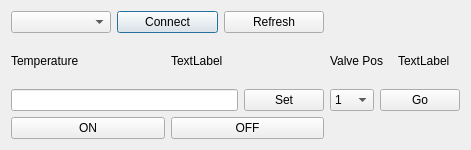
This is gene-seq-control/gui/flowcell_view.ui in cyanial/gene-seq-platform-control as Qt 5 draws it before an edit. The edited form follows.
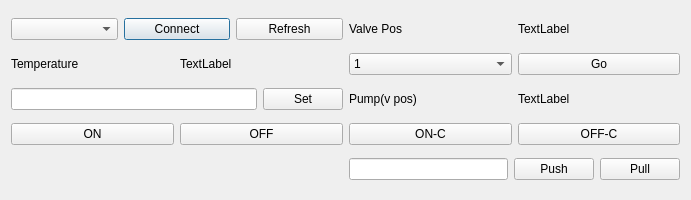
This is the edited form.

The edit to the form file:
```diff
--- a/gene-seq-control/gui/flowcell_view.ui
+++ b/gene-seq-control/gui/flowcell_view.ui
@@ -6,8 +6,8 @@
    <rect>
     <x>0</x>
     <y>0</y>
-    <width>471</width>
-    <height>150</height>
+    <width>691</width>
+    <height>200</height>
    </rect>
   </property>
   <property name="windowTitle">
@@ -35,6 +35,24 @@
      </item>
     </layout>
    </item>
+   <item row="0" column="1">
+    <layout class="QHBoxLayout" name="horizontalLayout_5">
+     <item>
+      <widget class="QLabel" name="valvePosTextLabel">
+       <property name="text">
+        <string>Valve Pos</string>
+       </property>
+      </widget>
+     </item>
+     <item>
+      <widget class="QLabel" name="valvePosLabel">
+       <property name="text">
+        <string>TextLabel</string>
+       </property>
+      </widget>
+     </item>
+    </layout>
+   </item>
    <item row="1" column="0">
     <layout class="QHBoxLayout" name="horizontalLayout_2">
      <item>
@@ -54,38 +72,6 @@
     </layout>
    </item>
    <item row="1" column="1">
-    <layout class="QHBoxLayout" name="horizontalLayout_5">
-     <item>
-      <widget class="QLabel" name="valvePosTextLabel">
-       <property name="text">
-        <string>Valve Pos</string>
-       </property>
-      </widget>
-     </item>
-     <item>
-      <widget class="QLabel" name="valvePosLabel">
-       <property name="text">
-        <string>TextLabel</string>
-       </property>
-      </widget>
-     </item>
-    </layout>
-   </item>
-   <item row="2" column="0">
-    <layout class="QHBoxLayout" name="horizontalLayout_3">
-     <item>
-      <widget class="QLineEdit" name="setupTemperature"/>
-     </item>
-     <item>
-      <widget class="QPushButton" name="setTemperatureButton">
-       <property name="text">
-        <string>Set</string>
-       </property>
-      </widget>
-     </item>
-    </layout>
-   </item>
-   <item row="2" column="1">
     <layout class="QHBoxLayout" name="horizontalLayout_6">
      <item>
       <widget class="QComboBox" name="valvePosChoose">
@@ -150,6 +136,38 @@
      </item>
     </layout>
    </item>
+   <item row="2" column="0">
+    <layout class="QHBoxLayout" name="horizontalLayout_3">
+     <item>
+      <widget class="QLineEdit" name="setupTemperature"/>
+     </item>
+     <item>
+      <widget class="QPushButton" name="setTemperatureButton">
+       <property name="text">
+        <string>Set</string>
+       </property>
+      </widget>
+     </item>
+    </layout>
+   </item>
+   <item row="2" column="1">
+    <layout class="QHBoxLayout" name="horizontalLayout_7">
+     <item>
+      <widget class="QLabel" name="pumpValvePosTextLabel">
+       <property name="text">
+        <string>Pump(v pos)</string>
+       </property>
+      </widget>
+     </item>
+     <item>
+      <widget class="QLabel" name="pumpValvePosLabel">
+       <property name="text">
+        <string>TextLabel</string>
+       </property>
+      </widget>
+     </item>
+    </layout>
+   </item>
    <item row="3" column="0">
     <layout class="QHBoxLayout" name="horizontalLayout_4">
      <item>
@@ -168,6 +186,45 @@
      </item>
     </layout>
    </item>
+   <item row="3" column="1">
+    <layout class="QHBoxLayout" name="horizontalLayout_8">
+     <item>
+      <widget class="QPushButton" name="onCButton">
+       <property name="text">
+        <string>ON-C</string>
+       </property>
+      </widget>
+     </item>
+     <item>
+      <widget class="QPushButton" name="onOFFButton">
+       <property name="text">
+        <string>OFF-C</string>
+       </property>
+      </widget>
+     </item>
+    </layout>
+   </item>
+   <item row="4" column="1">
+    <layout class="QHBoxLayout" name="horizontalLayout_9">
+     <item>
+      <widget class="QLineEdit" name="ulToPushOrPullLineEdit"/>
+     </item>
+     <item>
+      <widget class="QPushButton" name="pushButton">
+       <property name="text">
+        <string>Push</string>
+       </property>
+      </widget>
+     </item>
+     <item>
+      <widget class="QPushButton" name="pullButton">
+       <property name="text">
+        <string>Pull</string>
+       </property>
+      </widget>
+     </item>
+    </layout>
+   </item>
   </layout>
  </widget>
  <resources/>
```
